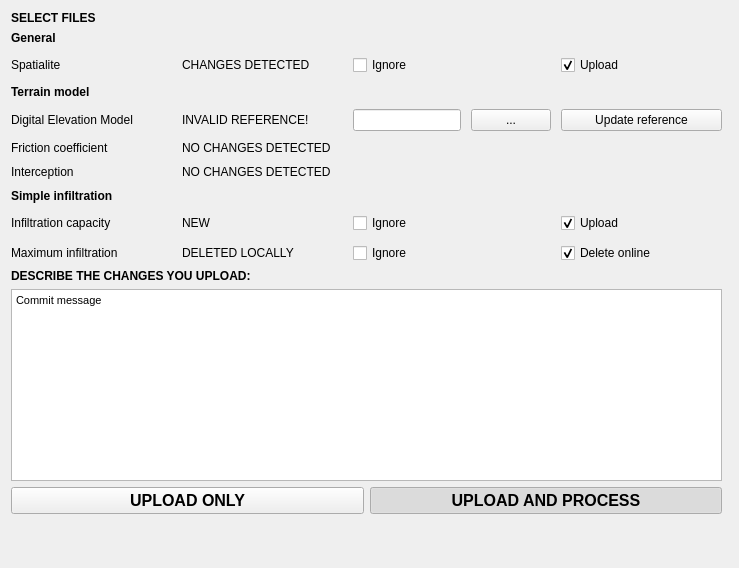
Qt form threedi_api_qgis_client/ui/upload_wizard/page_select_files.ui (nens/threedi-api-qgis-client) before a commit.
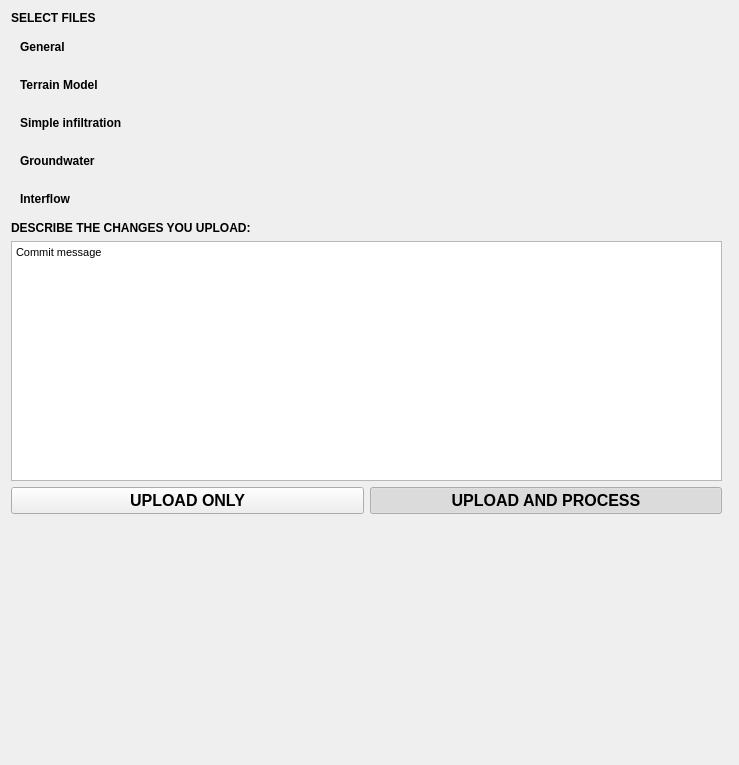
The same form after that commit.

```diff
--- a/threedi_api_qgis_client/ui/upload_wizard/page_select_files.ui
+++ b/threedi_api_qgis_client/ui/upload_wizard/page_select_files.ui
@@ -10,7 +10,7 @@
     <x>0</x>
     <y>0</y>
     <width>739</width>
-    <height>568</height>
+    <height>765</height>
    </rect>
   </property>
   <property name="sizePolicy">
@@ -37,36 +37,7 @@
    <bool>true</bool>
   </property>
   <layout class="QGridLayout" name="gridLayout">
-   <item row="3" column="0">
-    <widget class="QLabel" name="label_3">
-     <property name="font">
-      <font>
-       <weight>75</weight>
-       <bold>true</bold>
-      </font>
-     </property>
-     <property name="text">
-      <string>DESCRIBE THE CHANGES YOU UPLOAD:</string>
-     </property>
-    </widget>
-   </item>
-   <item row="0" column="0" colspan="2">
-    <layout class="QVBoxLayout" name="svg_lout"/>
-   </item>
-   <item row="7" column="0">
-    <spacer name="verticalSpacer">
-     <property name="orientation">
-      <enum>Qt::Vertical</enum>
-     </property>
-     <property name="sizeHint" stdset="0">
-      <size>
-       <width>20</width>
-       <height>40</height>
-      </size>
-     </property>
-    </spacer>
-   </item>
-   <item row="6" column="0">
+   <item row="10" column="0">
     <layout class="QGridLayout" name="gridLayout_2">
      <property name="bottomMargin">
       <number>0</number>
@@ -119,235 +90,26 @@
      </item>
     </layout>
    </item>
-   <item row="1" column="0">
-    <widget class="QLabel" name="label">
-     <property name="font">
-      <font>
-       <weight>75</weight>
-       <bold>true</bold>
-      </font>
-     </property>
-     <property name="text">
-      <string>SELECT FILES</string>
-     </property>
+   <item row="5" column="0">
+    <widget class="QWidget" name="widget_groundwater" native="true">
+     <layout class="QGridLayout" name="gridLayout_9">
+      <item row="0" column="0">
+       <widget class="QLabel" name="label_18">
+        <property name="font">
+         <font>
+          <weight>75</weight>
+          <bold>true</bold>
+         </font>
+        </property>
+        <property name="text">
+         <string>Groundwater </string>
+        </property>
+       </widget>
+      </item>
+     </layout>
     </widget>
    </item>
-   <item row="2" column="0">
-    <layout class="QGridLayout" name="gridLayout_3" rowminimumheight="0,0,0,0,0,0,0,0,0">
-     <property name="bottomMargin">
-      <number>0</number>
-     </property>
-     <property name="spacing">
-      <number>10</number>
-     </property>
-     <item row="1" column="3">
-      <widget class="QCheckBox" name="ckb_spatialite_upload">
-       <property name="text">
-        <string>Upload</string>
-       </property>
-       <property name="checked">
-        <bool>true</bool>
-       </property>
-      </widget>
-     </item>
-     <item row="3" column="2">
-      <layout class="QHBoxLayout" name="horizontalLayout">
-       <property name="leftMargin">
-        <number>0</number>
-       </property>
-       <item>
-        <widget class="QLineEdit" name="le_dem_path">
-         <property name="sizePolicy">
-          <sizepolicy hsizetype="Minimum" vsizetype="Fixed">
-           <horstretch>0</horstretch>
-           <verstretch>0</verstretch>
-          </sizepolicy>
-         </property>
-        </widget>
-       </item>
-       <item>
-        <widget class="QPushButton" name="pb_dem_browse">
-         <property name="text">
-          <string>...</string>
-         </property>
-        </widget>
-       </item>
-      </layout>
-     </item>
-     <item row="3" column="3">
-      <widget class="QPushButton" name="pb_update_reference">
-       <property name="text">
-        <string>Update reference</string>
-       </property>
-      </widget>
-     </item>
-     <item row="7" column="0">
-      <widget class="QLabel" name="label_14">
-       <property name="text">
-        <string>Infiltration capacity</string>
-       </property>
-      </widget>
-     </item>
-     <item row="6" column="0">
-      <widget class="QLabel" name="label_13">
-       <property name="font">
-        <font>
-         <weight>75</weight>
-         <bold>true</bold>
-        </font>
-       </property>
-       <property name="text">
-        <string>Simple infiltration</string>
-       </property>
-      </widget>
-     </item>
-     <item row="1" column="0">
-      <widget class="QLabel" name="label_4">
-       <property name="text">
-        <string>Spatialite</string>
-       </property>
-      </widget>
-     </item>
-     <item row="1" column="1">
-      <widget class="QLabel" name="lbl_spatialite_status">
-       <property name="text">
-        <string>CHANGES DETECTED</string>
-       </property>
-      </widget>
-     </item>
-     <item row="4" column="0">
-      <widget class="QLabel" name="label_9">
-       <property name="text">
-        <string>Friction coefficient</string>
-       </property>
-      </widget>
-     </item>
-     <item row="4" column="1">
-      <widget class="QLabel" name="lbl_friction_coef_status">
-       <property name="text">
-        <string>NO CHANGES DETECTED</string>
-       </property>
-      </widget>
-     </item>
-     <item row="5" column="1">
-      <widget class="QLabel" name="lbl_interception_status">
-       <property name="text">
-        <string>NO CHANGES DETECTED</string>
-       </property>
-      </widget>
-     </item>
-     <item row="2" column="0">
-      <widget class="QLabel" name="label_6">
-       <property name="font">
-        <font>
-         <weight>75</weight>
-         <bold>true</bold>
-        </font>
-       </property>
-       <property name="text">
-        <string>Terrain model</string>
-       </property>
-      </widget>
-     </item>
-     <item row="5" column="0">
-      <widget class="QLabel" name="label_11">
-       <property name="text">
-        <string>Interception</string>
-       </property>
-      </widget>
-     </item>
-     <item row="3" column="1">
-      <widget class="QLabel" name="lbl_dem_status">
-       <property name="text">
-        <string>INVALID REFERENCE!</string>
-       </property>
-      </widget>
-     </item>
-     <item row="0" column="0">
-      <widget class="QLabel" name="label_2">
-       <property name="font">
-        <font>
-         <weight>75</weight>
-         <bold>true</bold>
-        </font>
-       </property>
-       <property name="text">
-        <string>General</string>
-       </property>
-      </widget>
-     </item>
-     <item row="3" column="0">
-      <widget class="QLabel" name="label_7">
-       <property name="text">
-        <string>Digital Elevation Model</string>
-       </property>
-      </widget>
-     </item>
-     <item row="8" column="0">
-      <widget class="QLabel" name="label_15">
-       <property name="text">
-        <string>Maximum infiltration</string>
-       </property>
-      </widget>
-     </item>
-     <item row="7" column="1">
-      <widget class="QLabel" name="lbl_infiltration_status">
-       <property name="text">
-        <string>NEW</string>
-       </property>
-      </widget>
-     </item>
-     <item row="8" column="1">
-      <widget class="QLabel" name="lbl_max_infiltration_status">
-       <property name="text">
-        <string>DELETED LOCALLY</string>
-       </property>
-      </widget>
-     </item>
-     <item row="7" column="3">
-      <widget class="QCheckBox" name="ckb_infiltration_upload">
-       <property name="text">
-        <string>Upload</string>
-       </property>
-       <property name="checked">
-        <bool>true</bool>
-       </property>
-      </widget>
-     </item>
-     <item row="8" column="3">
-      <widget class="QCheckBox" name="ckb_max_infiltration_delete">
-       <property name="text">
-        <string>Delete online</string>
-       </property>
-       <property name="checked">
-        <bool>true</bool>
-       </property>
-      </widget>
-     </item>
-     <item row="1" column="2">
-      <widget class="QCheckBox" name="ckb_spatialite_ignore">
-       <property name="text">
-        <string>Ignore</string>
-       </property>
-      </widget>
-     </item>
-     <item row="7" column="2">
-      <widget class="QCheckBox" name="ckb_infiltration_ignore">
-       <property name="text">
-        <string>Ignore</string>
-       </property>
-      </widget>
-     </item>
-     <item row="8" column="2">
-      <widget class="QCheckBox" name="ckb_max_infiltration_ignore">
-       <property name="text">
-        <string>Ignore</string>
-       </property>
-      </widget>
-     </item>
-    </layout>
-   </item>
-   <item row="4" column="0">
+   <item row="8" column="0">
     <widget class="QTextEdit" name="te_upload_description">
      <property name="html">
       <string>&lt;!DOCTYPE HTML PUBLIC &quot;-//W3C//DTD HTML 4.0//EN&quot; &quot;http://www.w3.org/TR/REC-html40/strict.dtd&quot;&gt;
@@ -358,6 +120,124 @@
      </property>
     </widget>
    </item>
+   <item row="1" column="0">
+    <widget class="QLabel" name="label">
+     <property name="font">
+      <font>
+       <weight>75</weight>
+       <bold>true</bold>
+      </font>
+     </property>
+     <property name="text">
+      <string>SELECT FILES</string>
+     </property>
+    </widget>
+   </item>
+   <item row="0" column="0" colspan="2">
+    <layout class="QVBoxLayout" name="svg_lout"/>
+   </item>
+   <item row="7" column="0">
+    <widget class="QLabel" name="label_3">
+     <property name="font">
+      <font>
+       <weight>75</weight>
+       <bold>true</bold>
+      </font>
+     </property>
+     <property name="text">
+      <string>DESCRIBE THE CHANGES YOU UPLOAD:</string>
+     </property>
+    </widget>
+   </item>
+   <item row="11" column="0">
+    <spacer name="verticalSpacer">
+     <property name="orientation">
+      <enum>Qt::Vertical</enum>
+     </property>
+     <property name="sizeHint" stdset="0">
+      <size>
+       <width>20</width>
+       <height>40</height>
+      </size>
+     </property>
+    </spacer>
+   </item>
+   <item row="2" column="0">
+    <widget class="QWidget" name="widget_general" native="true">
+     <layout class="QGridLayout" name="gridLayout_6">
+      <item row="0" column="0">
+       <widget class="QLabel" name="label_13">
+        <property name="font">
+         <font>
+          <weight>75</weight>
+          <bold>true</bold>
+         </font>
+        </property>
+        <property name="text">
+         <string>General</string>
+        </property>
+       </widget>
+      </item>
+     </layout>
+    </widget>
+   </item>
+   <item row="3" column="0">
+    <widget class="QWidget" name="widget_terrain_model" native="true">
+     <layout class="QGridLayout" name="gridLayout_7">
+      <item row="0" column="0">
+       <widget class="QLabel" name="label_16">
+        <property name="font">
+         <font>
+          <weight>75</weight>
+          <bold>true</bold>
+         </font>
+        </property>
+        <property name="text">
+         <string>Terrain Model</string>
+        </property>
+       </widget>
+      </item>
+     </layout>
+    </widget>
+   </item>
+   <item row="4" column="0">
+    <widget class="QWidget" name="widget_simple_infiltration" native="true">
+     <layout class="QGridLayout" name="gridLayout_8">
+      <item row="0" column="0">
+       <widget class="QLabel" name="label_17">
+        <property name="font">
+         <font>
+          <weight>75</weight>
+          <bold>true</bold>
+         </font>
+        </property>
+        <property name="text">
+         <string>Simple infiltration</string>
+        </property>
+       </widget>
+      </item>
+     </layout>
+    </widget>
+   </item>
+   <item row="6" column="0">
+    <widget class="QWidget" name="widget_interflow" native="true">
+     <layout class="QGridLayout" name="gridLayout_10">
+      <item row="0" column="0">
+       <widget class="QLabel" name="label_19">
+        <property name="font">
+         <font>
+          <weight>75</weight>
+          <bold>true</bold>
+         </font>
+        </property>
+        <property name="text">
+         <string>Interflow</string>
+        </property>
+       </widget>
+      </item>
+     </layout>
+    </widget>
+   </item>
   </layout>
  </widget>
  <resources/>
```
